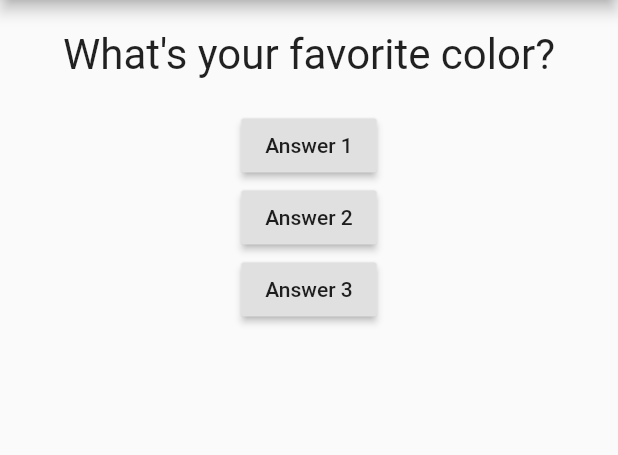
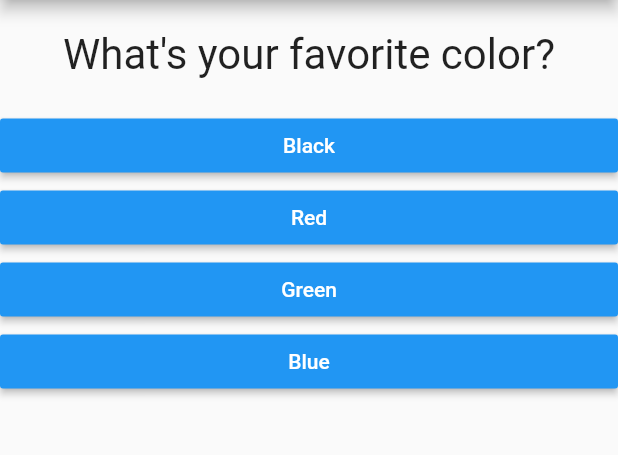
Before and after one commit to joneldominic/uc_quiz_app, a Flutter app: the screen it shows after launch, on a phone screen of 412 x 824 dp, the part 84-539 px from its top. Run offline on Flutter 3.47's test engine with Material 2 defaults, Android fonts, the phone set to English and light mode, and no system bars.

Commit message:
45. Final vs const

```diff
--- /dev/null
+++ b/lib/answer.dart
@@ -0,0 +1,21 @@
+import 'package:flutter/material.dart';
+
+class Answer extends StatelessWidget {
+  final String answerText;
+  final Function selectHandler;
+
+  Answer({this.answerText, this.selectHandler});
+
+  @override
+  Widget build(BuildContext context) {
+    return Container(
+      width: double.infinity,
+      child: RaisedButton(
+        color: Colors.blue,
+        textColor: Colors.white,
+        child: Text(answerText),
+        onPressed: selectHandler,
+      ),
+    );
+  }
+}
--- a/lib/main.dart
+++ b/lib/main.dart
@@ -1,5 +1,6 @@
 import 'package:flutter/material.dart';
 
+import 'package:quiz_app/answer.dart';
 import 'package:quiz_app/question.dart';
 
 void main() => runApp(QuizApp());
@@ -12,15 +13,24 @@ class QuizApp extends StatefulWidget {
 }
 
 class _QuizAppState extends State<QuizApp> {
-  var _questions = [
-    "What's your favorite color?",
-    "What's your favorite animal?",
-    "What's your name?"
+  final _questions = [
+    {
+      "questionText": "What's your favorite color?",
+      "answerTexts": ["Black", "Red", "Green", "Blue"],
+    },
+    {
+      "questionText": "What's your favorite animal?",
+      "answerTexts": ["Dog", "Cat", "Lion"],
+    },
+    {
+      "questionText": "What's your favorite sports?",
+      "answerTexts": ["Badmint", "Basketball", "Boxing", "Swimming"],
+    }
   ];
 
   var _questionIndex = 0;
 
-  void answerQuestion() {
+  void _answerQuestion() {
     setState(() {
       // Inform the class that something has changed...
       _questionIndex < 2 ? _questionIndex++ : _questionIndex = 0;
@@ -38,19 +48,16 @@ class _QuizAppState extends State<QuizApp> {
       ),
       body: Column(
         children: [
-          Question(_questions[_questionIndex]),
-          RaisedButton(
-            child: Text("Answer 1"),
-            onPressed: answerQuestion,
+          Question(
+            _questions[_questionIndex]["questionText"],
           ),
-          RaisedButton(
-            child: Text("Answer 2"),
-            onPressed: answerQuestion,
-          ),
-          RaisedButton(
-            child: Text("Answer 3"),
-            onPressed: answerQuestion,
-          ),
+          ...(_questions[_questionIndex]["answerTexts"] as List<String>)
+              .map((answer) {
+            return Answer(
+              answerText: answer,
+              selectHandler: _answerQuestion,
+            );
+          }).toList(),
         ],
       ),
     ));
```
